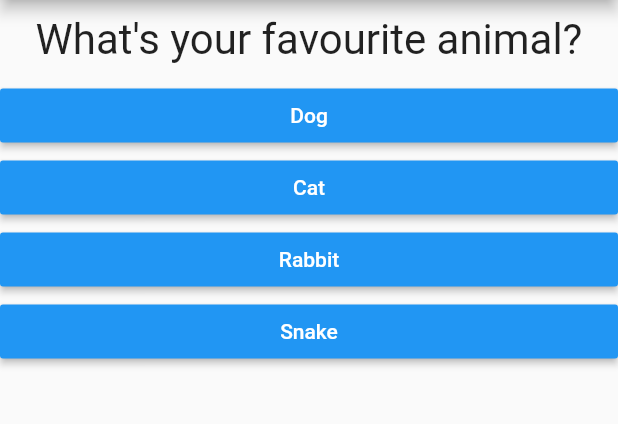
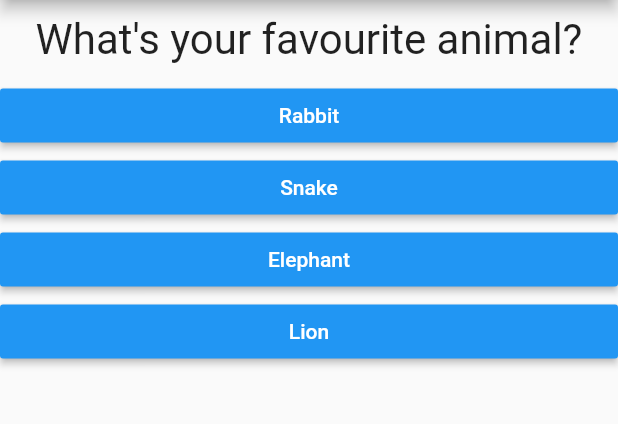
Before and after one commit to Qamas95/Flutter, a Flutter app: the screen it shows after launch, after a tap on "Black", on a phone screen of 412 x 824 dp, the part 84-508 px from its top. Run offline on Flutter 3.47's test engine with Material 2 defaults, Android fonts, the phone set to English and light mode, and no system bars.

```diff
--- a/lib/main.dart
+++ b/lib/main.dart
@@ -19,21 +19,40 @@ class _MyAppState extends State<MyApp> {
   final _questions = const [
     {
       'questionText': 'What\'s your favourite color?',
-      'answers': ['Black', 'Red', 'Green', 'White'],
+      'answers': [
+        {'text': 'Black', 'score': 10},
+        {'text': 'Red', 'score': 5},
+        {'text': 'Green', 'score': 3},
+        {'text': 'White', 'score': 1},
+      ],
     },
     {
       'questionText': 'What\'s your favourite animal?',
-      'answers': ['Dog', 'Cat', 'Rabbit', 'Snake'],
+      'answers': [
+        {'text': 'Rabbit', 'score': 10},
+        {'text': 'Snake', 'score': 5},
+        {'text': 'Elephant', 'score': 3},
+        {'text': 'Lion', 'score': 1},
+      ],
     },
     {
       'questionText': 'Who is your favourite raper',
-      'answers': ['50 cent', 'eminem', 'jayz', 'snoop dog'],
+      'answers': [
+        {'text': '50 Cent', 'score': 10},
+        {'text': 'JayZ', 'score': 5},
+        {'text': 'SnoopDog', 'score': 3},
+        {'text': 'Eminem', 'score': 1},
+      ],
     }
   ];
 
   var _questionIndex = 0;
+  var _totalScore = 0;
 
-  void _answerQuestion() {
+  void _answerQuestion(int score) {
+
+    _totalScore += score;
+
     setState(() {
       _questionIndex = _questionIndex + 1;
     });
@@ -58,7 +77,7 @@ class _MyAppState extends State<MyApp> {
                 questionIndex: _questionIndex,
                 questions: _questions,
               )
-            : Result(),
+            : Result(_totalScore),
       ),
     );
   }
--- a/lib/quiz.dart
+++ b/lib/quiz.dart
@@ -19,8 +19,8 @@ class Quiz extends StatelessWidget {
         Question(
           questions[questionIndex]['questionText'],
         ),
-        ...(questions[questionIndex]['answers'] as List<String>).map((answer) {
-          return Answer(answerQuestion, answer);
+        ...(questions[questionIndex]['answers'] as List<Map<String, Object>>).map((answer) {
+          return Answer(() => answerQuestion(answer['score']), answer['text']);
         }).toList()
       ],
     );
```
Also changed, not shown: lib/result.dart (+24 -1 lines).
